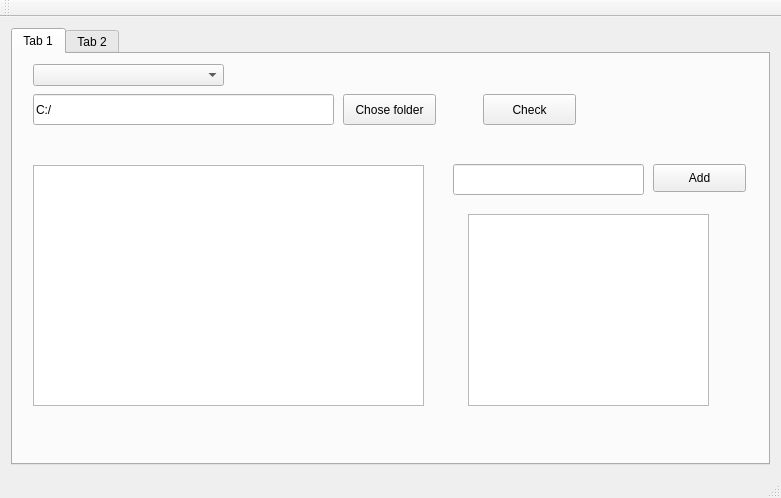
Above: mainwindow.ui from theunusingname/filingCheck before the change. Below: the same form after it.
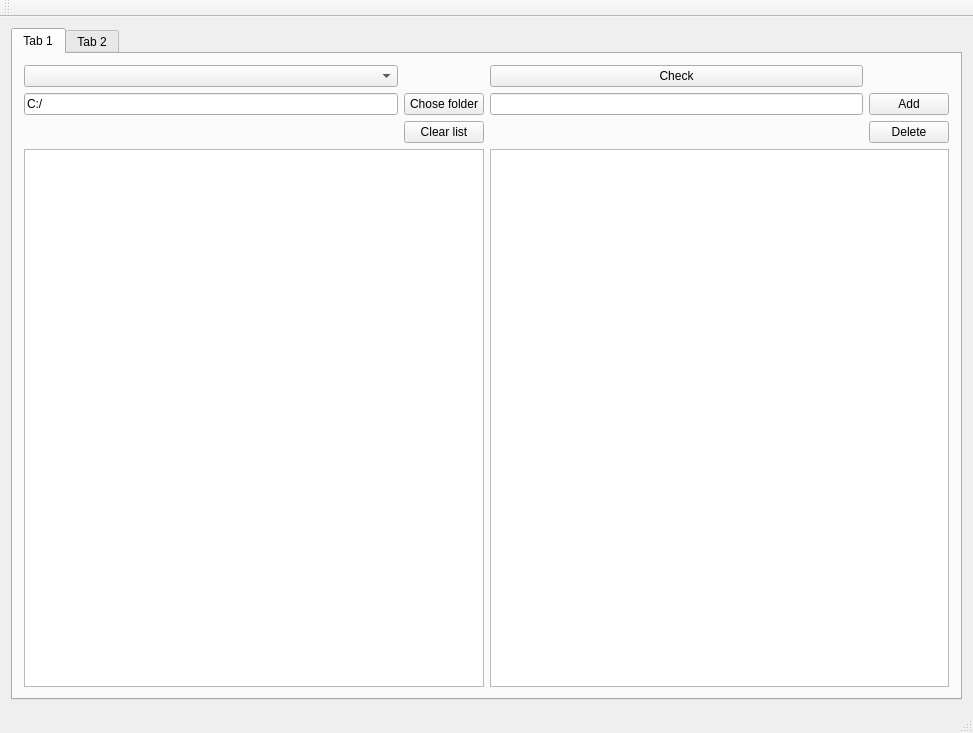
That is the form after the change.

```diff
--- a/mainwindow.ui
+++ b/mainwindow.ui
@@ -6,8 +6,8 @@
    <rect>
     <x>0</x>
     <y>0</y>
-    <width>781</width>
-    <height>498</height>
+    <width>973</width>
+    <height>733</height>
    </rect>
   </property>
   <property name="windowTitle">
@@ -30,38 +30,14 @@
        <attribute name="title">
         <string>Tab 1</string>
        </attribute>
-       <widget class="QPushButton" name="addWatingButton">
-        <property name="geometry">
-         <rect>
-          <x>640</x>
-          <y>110</y>
-          <width>93</width>
-          <height>28</height>
-         </rect>
-        </property>
-        <property name="text">
-         <string>Add</string>
-        </property>
-       </widget>
-       <widget class="QComboBox" name="comboBox">
-        <property name="geometry">
-         <rect>
-          <x>20</x>
-          <y>10</y>
-          <width>191</width>
-          <height>22</height>
-         </rect>
-        </property>
-       </widget>
+       <layout class="QVBoxLayout" name="verticalLayout_2">
+        <item>
+         <layout class="QGridLayout" name="gridLayout">
+          <item row="0" column="0">
+           <widget class="QComboBox" name="comboBox"/>
+          </item>
+          <item row="1" column="0">
        <widget class="QLineEdit" name="lineEdit">
-        <property name="geometry">
-         <rect>
-          <x>20</x>
-          <y>40</y>
-          <width>301</width>
-          <height>31</height>
-         </rect>
-        </property>
         <property name="text">
          <string>C:/</string>
         </property>
@@ -69,62 +45,54 @@
          <bool>true</bool>
         </property>
        </widget>
+          </item>
+          <item row="1" column="1">
        <widget class="QPushButton" name="ChoseFolderButton">
-        <property name="geometry">
-         <rect>
-          <x>330</x>
-          <y>40</y>
-          <width>93</width>
-          <height>31</height>
-         </rect>
-        </property>
         <property name="text">
          <string>Chose folder</string>
         </property>
        </widget>
-       <widget class="QLineEdit" name="addWatingLine">
-        <property name="geometry">
-         <rect>
-          <x>440</x>
-          <y>110</y>
-          <width>191</width>
-          <height>31</height>
-         </rect>
-        </property>
-       </widget>
+          </item>
+          <item row="3" column="2" colspan="2">
+           <widget class="QListWidget" name="watingListWidget"/>
+          </item>
+          <item row="0" column="2">
        <widget class="QPushButton" name="CheckButton">
-        <property name="geometry">
-         <rect>
-          <x>470</x>
-          <y>40</y>
-          <width>93</width>
-          <height>31</height>
-         </rect>
-        </property>
         <property name="text">
          <string>Check</string>
         </property>
        </widget>
-       <widget class="QListWidget" name="watingListWidget">
-        <property name="geometry">
-         <rect>
-          <x>455</x>
-          <y>160</y>
-          <width>241</width>
-          <height>192</height>
-         </rect>
-        </property>
-       </widget>
-       <widget class="QTableWidget" name="testCaseTable">
-        <property name="geometry">
-         <rect>
-          <x>20</x>
-          <y>111</y>
-          <width>391</width>
-          <height>241</height>
-         </rect>
-        </property>
-       </widget>
+          </item>
+          <item row="1" column="2">
+           <widget class="QLineEdit" name="addWatingLine"/>
+          </item>
+          <item row="1" column="3">
+           <widget class="QPushButton" name="addWatingButton">
+            <property name="text">
+             <string>Add</string>
+            </property>
+           </widget>
+          </item>
+          <item row="2" column="3">
+           <widget class="QPushButton" name="deleteButton">
+            <property name="text">
+             <string>Delete</string>
+            </property>
+           </widget>
+          </item>
+          <item row="3" column="0" colspan="2">
+           <widget class="QTableWidget" name="testCaseTable"/>
+          </item>
+          <item row="2" column="1">
+           <widget class="QPushButton" name="ClearFileListButton">
+            <property name="text">
+             <string>Clear list</string>
+            </property>
+           </widget>
+          </item>
+         </layout>
+        </item>
+       </layout>
       </widget>
       <widget class="QWidget" name="tab_2">
        <attribute name="title">
```
Left out of the diff: 55 changed lines with no effect on the pictures. Lines whose indentation alone changed are shown as unchanged.
